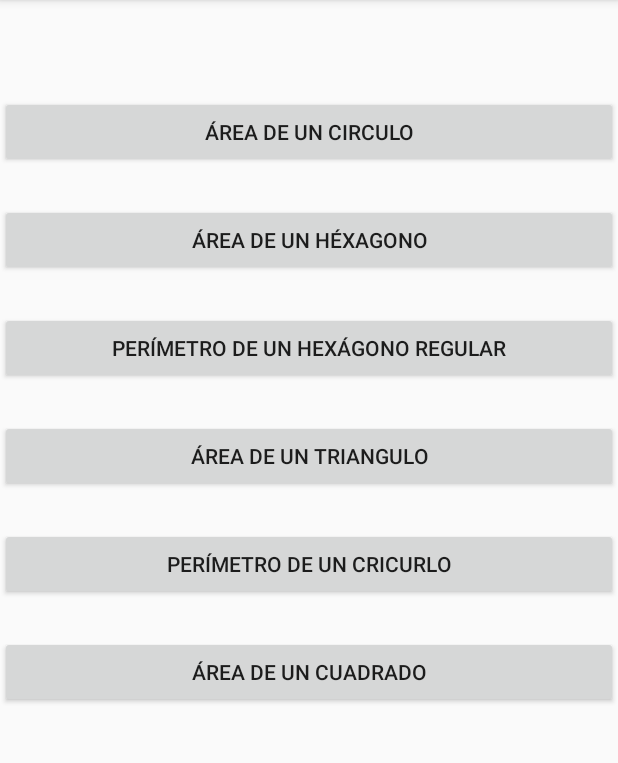
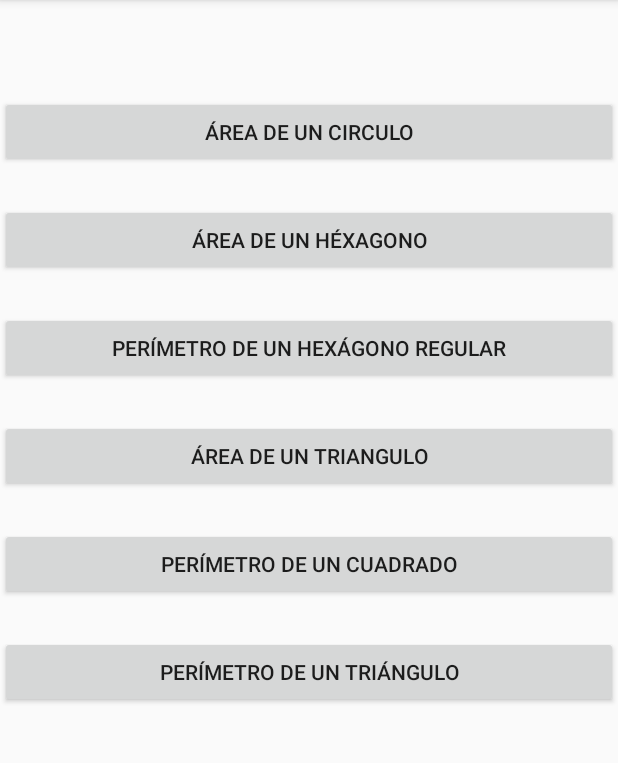
Before and after one commit to Equipo3Udea/Practica4Equipo3, an Android app: the screen it shows after launch (MainActivity), on a phone screen of 412 x 824 dp, the part 84-847 px from its top. Run offline under Robolectric (Android 15) with nearby library versions, the phone set to English and light mode, and no system bars.

Commit message:
Compilado de aplicativos que hallan área o perímetro.

```diff
--- a/app/src/main/res/layout/activity_main.xml
+++ b/app/src/main/res/layout/activity_main.xml
@@ -51,24 +51,24 @@
         app:layout_constraintTop_toBottomOf="@+id/b_PerimetroHexagono" />
 
     <Button
-        android:id="@+id/b_PerimetroCirculo"
+        android:id="@+id/b_PerimetroCuadrado"
         android:layout_width="0dp"
         android:layout_height="wrap_content"
         android:layout_marginTop="24dp"
-        android:text="@string/PerimetroCirculo"
+        android:text="@string/PerimetroCuadro"
         app:layout_constraintEnd_toEndOf="parent"
         app:layout_constraintHorizontal_bias="0.0"
         app:layout_constraintStart_toStartOf="parent"
         app:layout_constraintTop_toBottomOf="@+id/b_AreaTriangulo" />
 
     <Button
-        android:id="@+id/b_AreaCuadrado"
+        android:id="@+id/b_PerimetroTriangulo"
         android:layout_width="0dp"
         android:layout_height="wrap_content"
         android:layout_marginTop="24dp"
-        android:text="@string/AreaCuadrado"
+        android:text="@string/PerimetroTriangulo"
         app:layout_constraintEnd_toEndOf="parent"
         app:layout_constraintHorizontal_bias="0.0"
         app:layout_constraintStart_toStartOf="parent"
-        app:layout_constraintTop_toBottomOf="@+id/b_PerimetroCirculo" />
+        app:layout_constraintTop_toBottomOf="@+id/b_PerimetroCuadrado" />
 </androidx.constraintlayout.widget.ConstraintLayout>
--- a/app/src/main/res/values/strings.xml
+++ b/app/src/main/res/values/strings.xml
@@ -18,11 +18,11 @@
     <string name="areacirculo">Área de un circulo</string>
     <string name="AreaHexagono">Área de un Héxagono</string>
     <string name="AreaTriangul">Área de un triangulo</string>
-    <string name="PerimetroCirculo">Perímetro de un cricurlo</string>
-    <string name="AreaCuadrado">Área de un cuadrado</string>
+    <string name="PerimetroCuadro">Perímetro de un cuadrado</string>
+    <string name="PerimetroTriangulo">Perímetro de un triángulo</string>
     <string name="titulo">Perímetro del cuadrado</string>
     <string name="ingresarlado">Ingrese el lado</string>
-    <string name="calcular_pc">calcular_pc</string>
+    <string name="calcular_pc">Calcular</string>
     <string name="otraoperacion">Ir a otra operación</string>
     <string name="ir">IR</string>
     <string name="resulado">Resulatdo</string>
```
Also changed, not shown: app/src/main/java/com/example/practica4equipo3/MainActivity.kt (+10 -13 lines).
